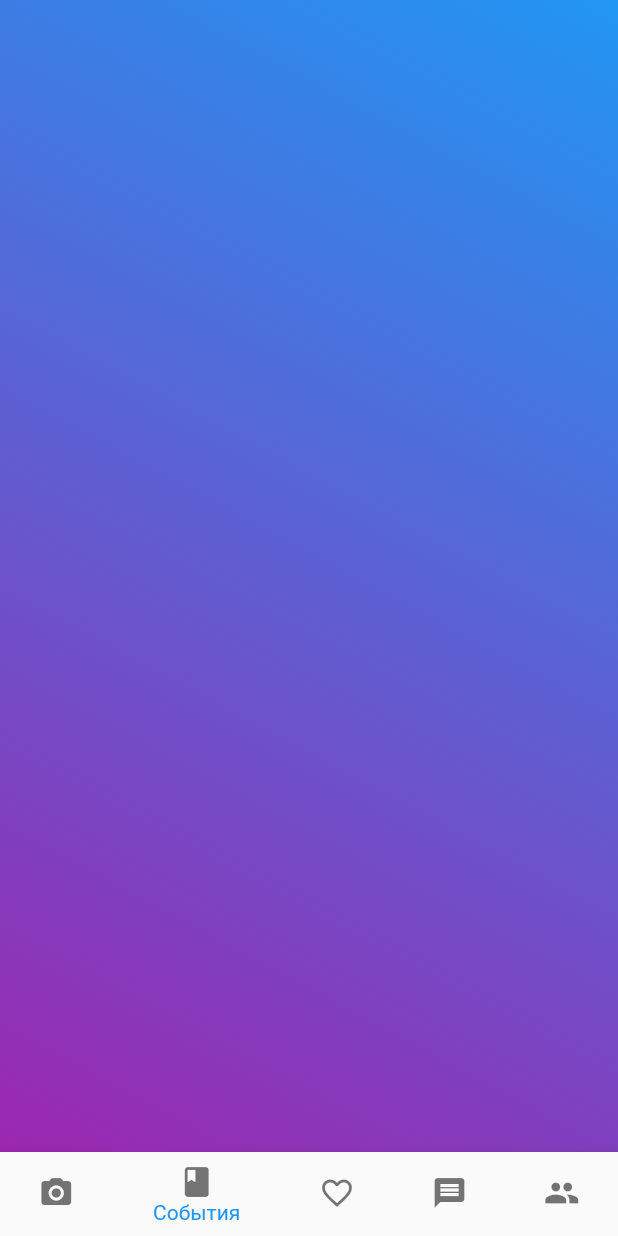
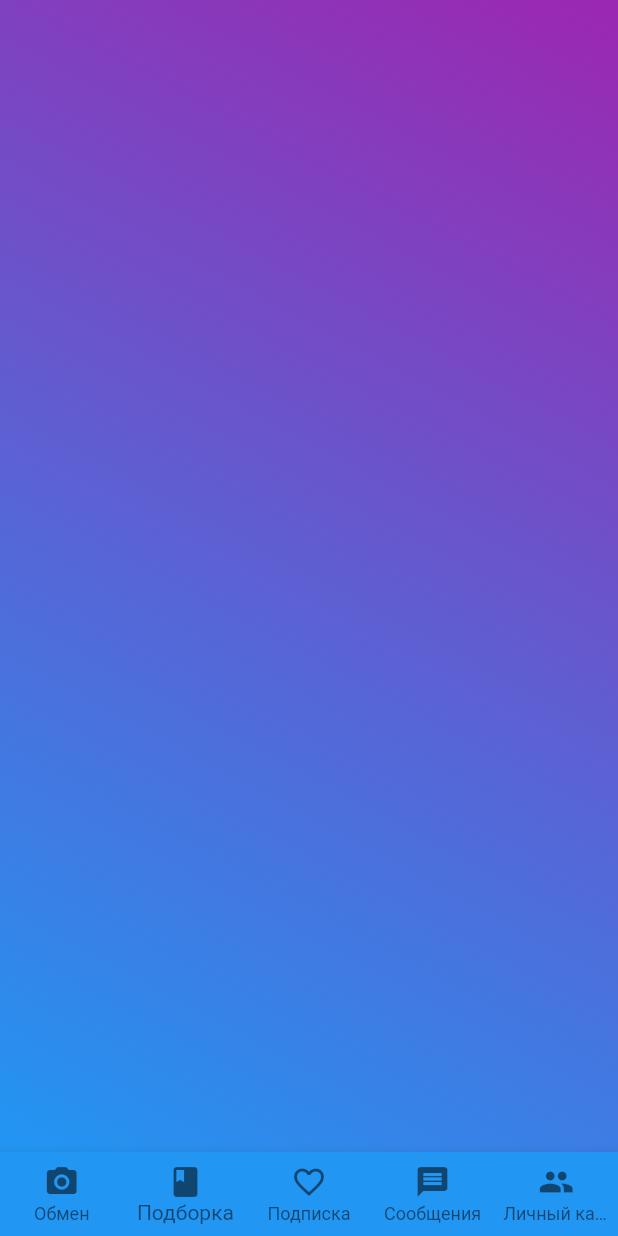
Before and after one commit to IldarGreat/Auto_Tinder, a Flutter app: the CompilationPage screen opened by its route, on a phone screen of 412 x 824 dp. Run offline on Flutter 3.47's test engine with Material 2 defaults, Android fonts, the phone set to English and light mode, and no system bars; our stand-ins replace image_picker, sqflite; accounts and stored records are empty; project files that could hold a hidden picture were left out.

Commit message:
feat: change navigation bar

```diff
--- a/flutter/lib/screens/change/change_page.dart
+++ b/flutter/lib/screens/change/change_page.dart
@@ -18,40 +18,41 @@ class _ChangePageState extends State<ChangePage> {
           gradient: LinearGradient(
               begin: Alignment.bottomLeft,
               end: Alignment.topRight,
-              colors: [Colors.purple, Colors.blue]),
+              colors: [Colors.blue, Colors.purple]),
         ),
         child: ListView(),
       ),
       bottomNavigationBar: BottomNavigationBar(
-        backgroundColor: Colors.purple,
+          type: BottomNavigationBarType.fixed,
+        backgroundColor: Colors.blue,
         items: const [
           BottomNavigationBarItem(
             icon: Icon(
               Icons.camera_alt,
               color: Colors.black54,
             ),
-            label: "Главная",
+            label: "Обмен",
           ),
           BottomNavigationBarItem(
             icon: Icon(
               Icons.book,
               color: Colors.black54,
             ),
-            label: "События",
+            label: "Подборка",
           ),
           BottomNavigationBarItem(
             icon: Icon(
               Icons.favorite_border,
               color: Colors.black54,
             ),
-            label: "Личный кабинет",
+            label: "Подписка",
           ),
           BottomNavigationBarItem(
             icon: Icon(
               Icons.message,
               color: Colors.black54,
             ),
-            label: "События",
+            label: "Сообщения",
           ),
           BottomNavigationBarItem(
             icon: Icon(
@@ -62,7 +63,7 @@ class _ChangePageState extends State<ChangePage> {
           )
         ],
         currentIndex: 0,
-        selectedItemColor: Colors.blue,
+        selectedItemColor: Colors.black54,
         onTap: _onTappedBar,
       ),
     );
--- a/flutter/lib/screens/compilation/compilation_page.dart
+++ b/flutter/lib/screens/compilation/compilation_page.dart
@@ -18,40 +18,41 @@ class _CompilationPageState extends State<CompilationPage> {
           gradient: LinearGradient(
               begin: Alignment.bottomLeft,
               end: Alignment.topRight,
-              colors: [Colors.purple, Colors.blue]),
+              colors: [Colors.blue, Colors.purple]),
         ),
         child: ListView(),
       ),
       bottomNavigationBar: BottomNavigationBar(
-        backgroundColor: Colors.purple,
+        type: BottomNavigationBarType.fixed,
+        backgroundColor: Colors.blue,
         items: const [
           BottomNavigationBarItem(
             icon: Icon(
               Icons.camera_alt,
               color: Colors.black54,
             ),
-            label: "Главная",
+            label: "Обмен",
           ),
           BottomNavigationBarItem(
             icon: Icon(
               Icons.book,
               color: Colors.black54,
             ),
-            label: "События",
+            label: "Подборка",
           ),
           BottomNavigationBarItem(
             icon: Icon(
               Icons.favorite_border,
               color: Colors.black54,
             ),
-            label: "Личный кабинет",
+            label: "Подписка",
           ),
           BottomNavigationBarItem(
             icon: Icon(
               Icons.message,
               color: Colors.black54,
             ),
-            label: "События",
+            label: "Сообщения",
           ),
           BottomNavigationBarItem(
             icon: Icon(
@@ -62,7 +63,7 @@ class _CompilationPageState extends State<CompilationPage> {
           )
         ],
         currentIndex: 1,
-        selectedItemColor: Colors.blue,
+        selectedItemColor: Colors.black54,
         onTap: _onTappedBar,
       ),
     );
--- a/flutter/lib/screens/messages/messages_page.dart
+++ b/flutter/lib/screens/messages/messages_page.dart
@@ -17,40 +17,41 @@ class _MessagesPageState extends State<MessagesPage> {
           gradient: LinearGradient(
               begin: Alignment.bottomLeft,
               end: Alignment.topRight,
-              colors: [Colors.purple, Colors.blue]),
+              colors: [Colors.blue, Colors.purple]),
         ),
         child: ListView(),
       ),
       bottomNavigationBar: BottomNavigationBar(
-        backgroundColor: Colors.purple,
+         type: BottomNavigationBarType.fixed,
+        backgroundColor: Colors.blue,
         items: const [
           BottomNavigationBarItem(
             icon: Icon(
               Icons.camera_alt,
               color: Colors.black54,
             ),
-            label: "Главная",
+            label: "Обмен",
           ),
           BottomNavigationBarItem(
             icon: Icon(
               Icons.book,
               color: Colors.black54,
             ),
-            label: "События",
+            label: "Подборка",
           ),
           BottomNavigationBarItem(
             icon: Icon(
               Icons.favorite_border,
               color: Colors.black54,
             ),
-            label: "Личный кабинет",
+            label: "Подписка",
           ),
           BottomNavigationBarItem(
             icon: Icon(
               Icons.message,
               color: Colors.black54,
             ),
-            label: "События",
+            label: "Сообщения",
           ),
           BottomNavigationBarItem(
             icon: Icon(
@@ -61,7 +62,7 @@ class _MessagesPageState extends State<MessagesPage> {
           )
         ],
         currentIndex: 3,
-        selectedItemColor: Colors.blue,
+        selectedItemColor: Colors.black54,
         onTap: _onTappedBar,
       ),
     );
--- a/flutter/lib/screens/personal/personal_page.dart
+++ b/flutter/lib/screens/personal/personal_page.dart
@@ -16,40 +16,41 @@ class _PersonalPageState extends State<PersonalPage> {
           gradient: LinearGradient(
               begin: Alignment.bottomLeft,
               end: Alignment.topRight,
-              colors: [Colors.purple, Colors.blue]),
+              colors: [Colors.blue, Colors.purple]),
         ),
         child: ListView(),
       ),
       bottomNavigationBar: BottomNavigationBar(
-        backgroundColor: Colors.purple,
+        type: BottomNavigationBarType.fixed,
+        backgroundColor: Colors.blue,
         items: const [
           BottomNavigationBarItem(
             icon: Icon(
               Icons.camera_alt,
               color: Colors.black54,
             ),
-            label: "Главная",
+            label: "Обмен",
           ),
           BottomNavigationBarItem(
             icon: Icon(
               Icons.book,
               color: Colors.black54,
             ),
-            label: "События",
+            label: "Подборка",
           ),
           BottomNavigationBarItem(
             icon: Icon(
               Icons.favorite_border,
               color: Colors.black54,
             ),
-            label: "Личный кабинет",
+            label: "Подписка",
           ),
           BottomNavigationBarItem(
             icon: Icon(
               Icons.message,
               color: Colors.black54,
             ),
-            label: "События",
+            label: "Сообщения",
           ),
           BottomNavigationBarItem(
             icon: Icon(
@@ -60,7 +61,7 @@ class _PersonalPageState extends State<PersonalPage> {
           )
         ],
         currentIndex: 4,
-        selectedItemColor: Colors.blue,
+        selectedItemColor: Colors.black54,
         onTap: _onTappedBar,
       ),
     );
--- a/flutter/lib/screens/sub/my_likes.dart
+++ b/flutter/lib/screens/sub/my_likes.dart
@@ -18,40 +18,41 @@ class _MyLikesState extends State<MyLikes> {
           gradient: LinearGradient(
               begin: Alignment.bottomLeft,
               end: Alignment.topRight,
-              colors: [Colors.purple, Colors.blue]),
+              colors: [Colors.blue, Colors.purple]),
         ),
         child: ListView(),
       ),
       bottomNavigationBar: BottomNavigationBar(
-        backgroundColor: Colors.purple,
+        type: BottomNavigationBarType.fixed,
+        backgroundColor: Colors.blue,
         items: const [
           BottomNavigationBarItem(
             icon: Icon(
               Icons.camera_alt,
               color: Colors.black54,
             ),
-            label: "Главная",
+            label: "Обмен",
           ),
           BottomNavigationBarItem(
             icon: Icon(
               Icons.book,
               color: Colors.black54,
             ),
-            label: "События",
+            label: "Подборка",
           ),
           BottomNavigationBarItem(
             icon: Icon(
               Icons.favorite_border,
               color: Colors.black54,
             ),
-            label: "Личный кабинет",
+            label: "Подписка",
           ),
           BottomNavigationBarItem(
             icon: Icon(
               Icons.message,
               color: Colors.black54,
             ),
-            label: "События",
+            label: "Сообщения",
           ),
           BottomNavigationBarItem(
             icon: Icon(
@@ -62,7 +63,7 @@ class _MyLikesState extends State<MyLikes> {
           )
         ],
         currentIndex: 2,
-        selectedItemColor: Colors.blue,
+        selectedItemColor: Colors.black54,
         onTap: _onTappedBar,
       ),
     );
```
